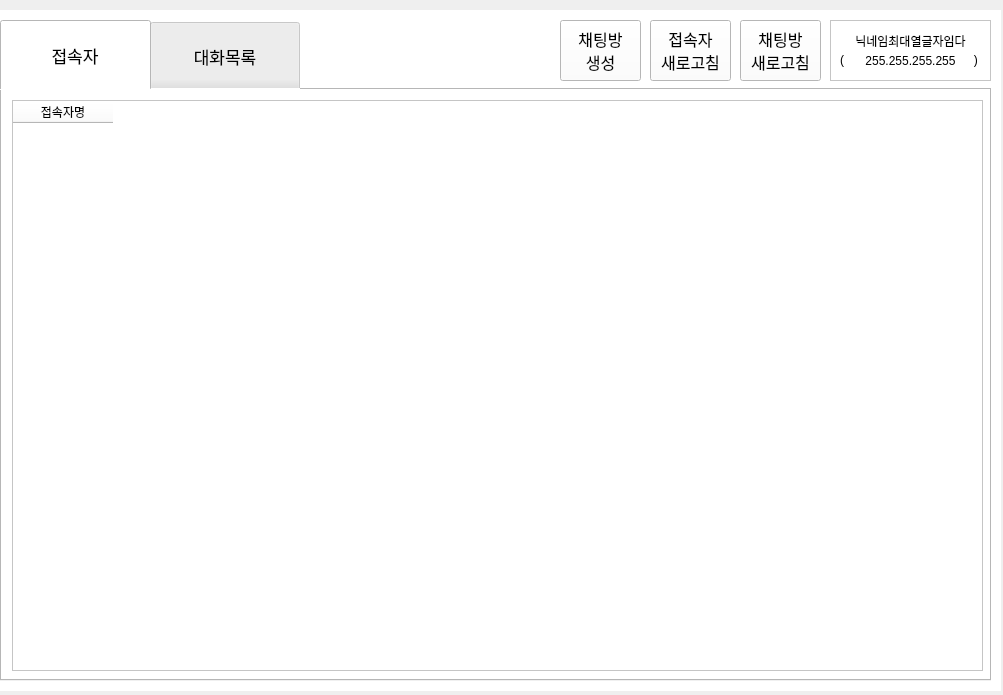
The window that main.ui (zze3312/project6) describes before a commit, drawn with Qt 5.
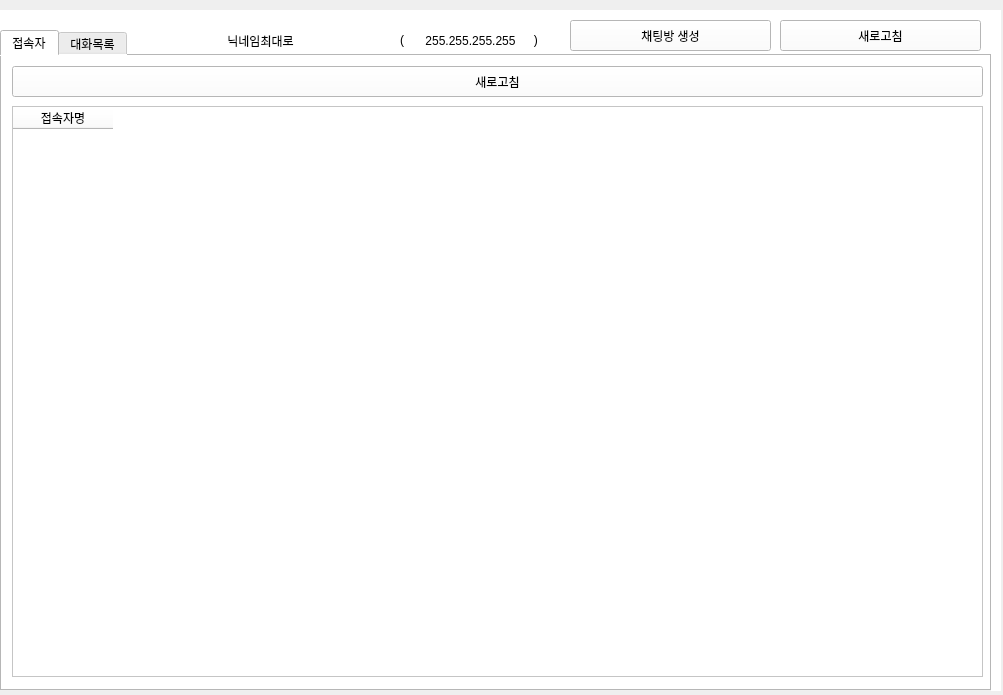
The same window after the commit. The open tabs and pages were chosen to show the change.

Patch:
```diff
--- a/main.ui
+++ b/main.ui
@@ -13,9 +13,6 @@
   <property name="windowTitle">
    <string>Form</string>
   </property>
-  <property name="styleSheet">
-   <string notr="true">QTabBar::tab { min-width: 150px; min-height: 50px; }</string>
-  </property>
   <widget class="QStackedWidget" name="mainWidget">
    <property name="geometry">
     <rect>
@@ -29,7 +26,7 @@
     <string notr="true">background-color: rgb(255, 255, 255);</string>
    </property>
    <property name="currentIndex">
-    <number>1</number>
+    <number>0</number>
    </property>
    <widget class="QWidget" name="page">
     <widget class="QLineEdit" name="inputNick">
@@ -83,21 +80,13 @@
      <property name="geometry">
       <rect>
        <x>0</x>
-       <y>10</y>
+       <y>20</y>
        <width>991</width>
        <height>661</height>
       </rect>
      </property>
-     <property name="font">
-      <font>
-       <pointsize>13</pointsize>
-      </font>
-     </property>
-     <property name="styleSheet">
-      <string notr="true">QTabBar::tab { min-width: 150px; min-height: 70px; }</string>
-     </property>
      <property name="currentIndex">
-      <number>1</number>
+      <number>0</number>
      </property>
      <widget class="QWidget" name="tab">
       <attribute name="title">
@@ -107,7 +96,7 @@
        <property name="geometry">
         <rect>
          <x>10</x>
-         <y>10</y>
+         <y>50</y>
          <width>971</width>
          <height>571</height>
         </rect>
@@ -127,6 +116,19 @@
         </property>
        </column>
       </widget>
+      <widget class="QPushButton" name="reloadUserList">
+       <property name="geometry">
+        <rect>
+         <x>10</x>
+         <y>10</y>
+         <width>971</width>
+         <height>31</height>
+        </rect>
+       </property>
+       <property name="text">
+        <string>새로고침</string>
+       </property>
+      </widget>
      </widget>
      <widget class="QWidget" name="tab_2">
       <attribute name="title">
@@ -136,7 +138,7 @@
        <property name="geometry">
         <rect>
          <x>10</x>
-         <y>10</y>
+         <y>50</y>
          <width>971</width>
          <height>571</height>
         </rect>
@@ -167,78 +169,12 @@
       </widget>
      </widget>
     </widget>
-    <widget class="QPushButton" name="createChatBtn">
-     <property name="geometry">
-      <rect>
-       <x>560</x>
-       <y>10</y>
-       <width>81</width>
-       <height>61</height>
-      </rect>
-     </property>
-     <property name="font">
-      <font>
-       <pointsize>12</pointsize>
-      </font>
-     </property>
-     <property name="text">
-      <string>채팅방
-생성</string>
-     </property>
-    </widget>
-    <widget class="QPushButton" name="reloadChatList">
-     <property name="geometry">
-      <rect>
-       <x>740</x>
-       <y>10</y>
-       <width>81</width>
-       <height>61</height>
-      </rect>
-     </property>
-     <property name="font">
-      <font>
-       <pointsize>12</pointsize>
-      </font>
-     </property>
-     <property name="text">
-      <string>채팅방
-새로고침</string>
-     </property>
-    </widget>
-    <widget class="QFrame" name="frame">
-     <property name="geometry">
-      <rect>
-       <x>830</x>
-       <y>10</y>
-       <width>161</width>
-       <height>61</height>
-      </rect>
-     </property>
-     <property name="frameShape">
-      <enum>QFrame::StyledPanel</enum>
-     </property>
-     <property name="frameShadow">
-      <enum>QFrame::Raised</enum>
-     </property>
-     <widget class="QLabel" name="label">
-      <property name="geometry">
-       <rect>
-        <x>10</x>
-        <y>30</y>
-        <width>141</width>
-        <height>19</height>
-       </rect>
-      </property>
-      <property name="text">
-       <string>(                                       )</string>
-      </property>
-     </widget>
      <widget class="QLabel" name="userInfotxt_nick">
       <property name="geometry">
        <rect>
-        <x>10</x>
-        <y>10</y>
-        <width>141</width>
+       <x>210</x>
+       <y>20</y>
+       <width>101</width>
         <height>21</height>
        </rect>
       </property>
@@ -246,7 +182,7 @@
        <enum>Qt::LeftToRight</enum>
       </property>
       <property name="text">
-       <string>닉네임최대열글자임다</string>
+      <string>닉네임최대로</string>
       </property>
       <property name="alignment">
        <set>Qt::AlignCenter</set>
@@ -255,8 +191,8 @@
      <widget class="QLabel" name="userInfotxt_ip">
       <property name="geometry">
        <rect>
-        <x>20</x>
-        <y>30</y>
+       <x>410</x>
+       <y>20</y>
         <width>121</width>
         <height>21</height>
        </rect>
@@ -271,26 +207,51 @@
        <set>Qt::AlignCenter</set>
       </property>
      </widget>
+    <widget class="QLabel" name="label">
+     <property name="geometry">
+      <rect>
+       <x>400</x>
+       <y>20</y>
+       <width>151</width>
+       <height>19</height>
+      </rect>
+     </property>
+     <property name="text">
+      <string>(                                       )</string>
+     </property>
     </widget>
-    <widget class="QPushButton" name="reloadUserList">
+    <widget class="QPushButton" name="createChatBtn">
      <property name="geometry">
       <rect>
-       <x>650</x>
+       <x>570</x>
        <y>10</y>
-       <width>81</width>
-       <height>61</height>
+       <width>201</width>
+       <height>31</height>
       </rect>
      </property>
-     <property name="font">
-      <font>
-       <pointsize>12</pointsize>
-      </font>
+     <property name="text">
+      <string>채팅방 생성</string>
      </property>
+    </widget>
+    <widget class="QPushButton" name="reloadChatList">
+     <property name="geometry">
+      <rect>
+       <x>780</x>
+       <y>10</y>
+       <width>201</width>
+       <height>31</height>
+      </rect>
+     </property>
      <property name="text">
-      <string>접속자
-새로고침</string>
+      <string>새로고침</string>
      </property>
     </widget>
+    <zorder>label</zorder>
+    <zorder>tabWidget</zorder>
+    <zorder>userInfotxt_nick</zorder>
+    <zorder>userInfotxt_ip</zorder>
+    <zorder>createChatBtn</zorder>
+    <zorder>reloadChatList</zorder>
    </widget>
    <widget class="QWidget" name="page_3">
     <widget class="QPushButton" name="sendBtn">
```
Lines whose indentation alone changed are shown as unchanged.
